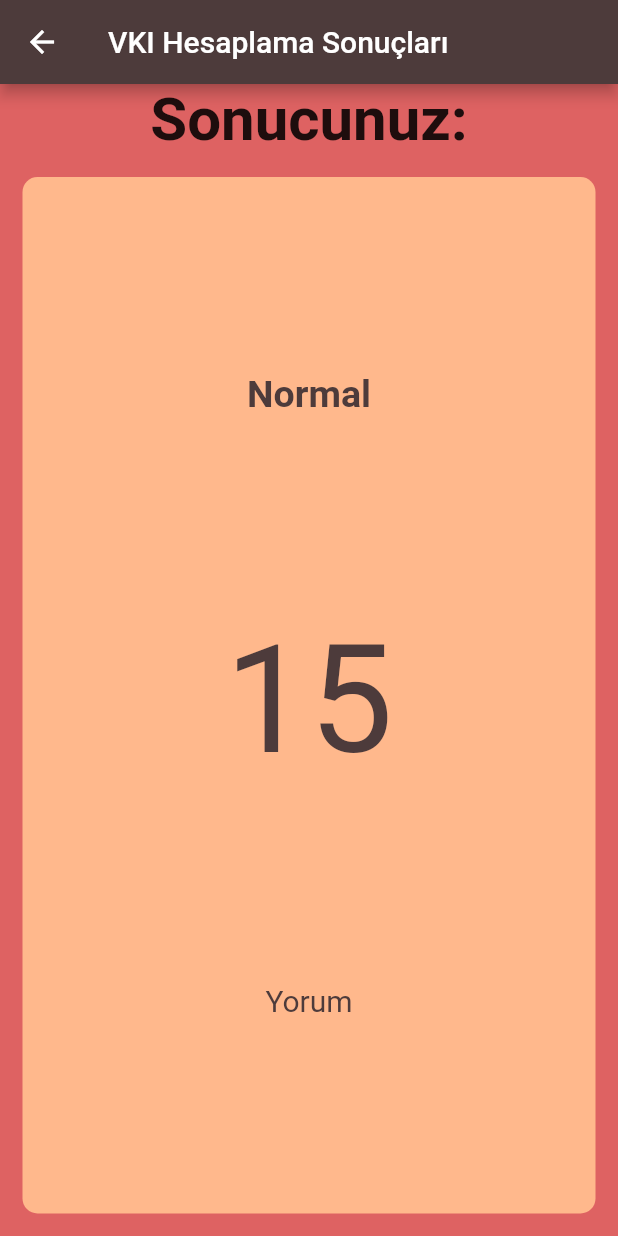
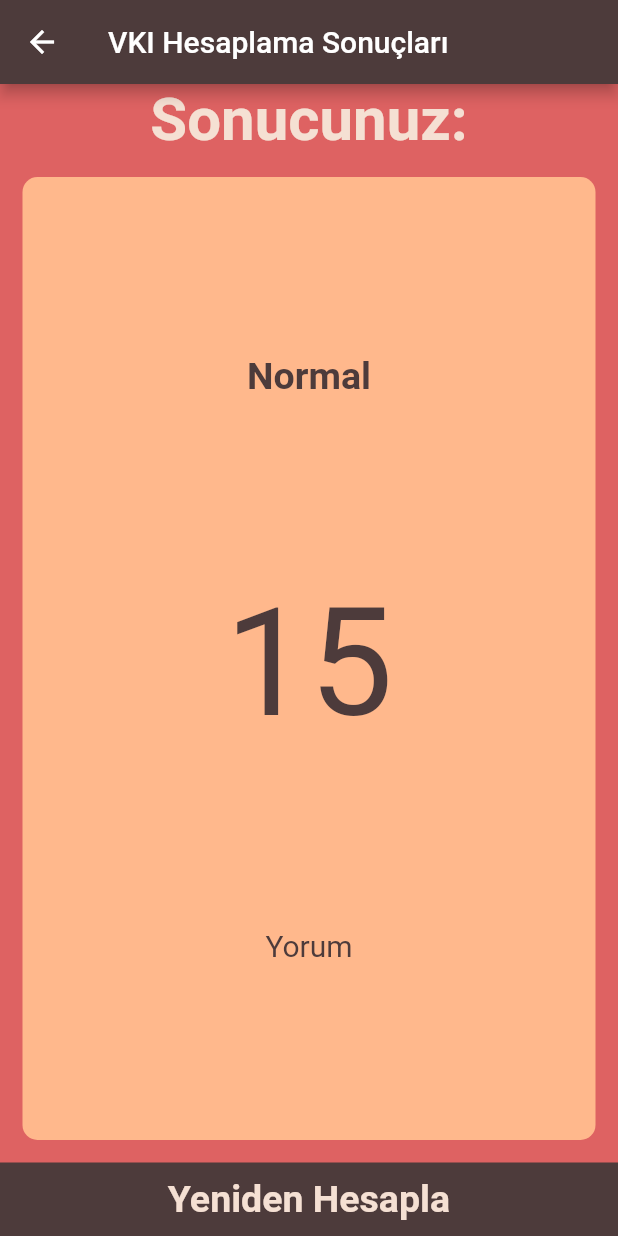
Before and after one commit to emralyilmaz/training35_vki_app, a Flutter app: the screen it shows after launch, after a tap on "Hesapla", on a phone screen of 412 x 824 dp. Run offline on Flutter 3.47's test engine with Material 2 defaults, Android fonts, the phone set to English and light mode, and no system bars; our stand-ins replace font_awesome_flutter.

Commit message:
hesaplama_butonu_olusturma

```diff
--- /dev/null
+++ b/lib/hesap_buton.dart
@@ -0,0 +1,30 @@
+import 'package:flutter/material.dart';
+import 'sonuc_sayfasi.dart';
+
+class HesapButon extends StatelessWidget {
+  final Function onTab;
+  final String baslik;
+
+  HesapButon({@required this.onTab, @required this.baslik});
+
+  @override
+  Widget build(BuildContext context) {
+    return GestureDetector(
+      onTap: onTab,
+      child: Container(
+        child: Center(
+          child: Text(
+            baslik,
+            style: TextStyle(
+                fontSize: 25,
+                fontWeight: FontWeight.bold,
+                color: Color.fromRGBO(245, 224, 211, 1)),
+          ),
+        ),
+        color: Color.fromRGBO(77, 59, 59, 1),
+        padding: EdgeInsets.fromLTRB(0, 10, 0, 10),
+        width: double.infinity,
+      ),
+    );
+  }
+}
--- a/lib/hesap_sayfasi.dart
+++ b/lib/hesap_sayfasi.dart
@@ -4,6 +4,8 @@ import 'package:training35_vki_app/sonuc_sayfasi.dart';
 import 'hesap_card.dart';
 import 'icon_content.dart';
 import 'button_icon.dart';
+import 'hesap_buton.dart';
+import 'sonuc_sayfasi.dart';
 
 const aktifCardRenk = Color.fromRGBO(245, 224, 211, 1);
 const inaktifCardRenk = Color.fromRGBO(255, 184, 140, 1);
@@ -222,27 +224,13 @@ class _HesaplamaSayfasiState extends State<HesaplamaSayfasi> {
                 ],
               ),
             ),
-            GestureDetector(
-              onTap: () {
-                Navigator.push(context, MaterialPageRoute(builder: (context) {
-                  return SonucSayfasi();
-                }));
-              },
-              child: Container(
-                child: Center(
-                  child: Text(
-                    "Hesapla",
-                    style: TextStyle(
-                        fontSize: 25,
-                        fontWeight: FontWeight.bold,
-                        color: Color.fromRGBO(245, 224, 211, 1)),
-                  ),
-                ),
-                color: Color.fromRGBO(77, 59, 59, 1),
-                padding: EdgeInsets.fromLTRB(0, 10, 0, 10),
-                width: double.infinity,
-              ),
-            )
+            HesapButon(
+                onTab: () {
+                  Navigator.push(context, MaterialPageRoute(builder: (context) {
+                    return SonucSayfasi();
+                  }));
+                },
+                baslik: "Hesapla")
           ],
         ));
   }
--- a/lib/sonuc_sayfasi.dart
+++ b/lib/sonuc_sayfasi.dart
@@ -1,5 +1,6 @@
 import 'package:flutter/material.dart';
 import 'hesap_card.dart';
+import 'hesap_buton.dart';
 
 class SonucSayfasi extends StatelessWidget {
   @override
@@ -14,10 +15,15 @@ class SonucSayfasi extends StatelessWidget {
         children: <Widget>[
           Center(
             child: Expanded(
-                child: Container(
-              child: Text(
-                "Sonucunuz:",
-                style: TextStyle(fontSize: 40.0, fontWeight: FontWeight.bold),
+                child: Center(
+              child: Container(
+                child: Text(
+                  "Sonucunuz:",
+                  style: TextStyle(
+                      fontSize: 40.0,
+                      fontWeight: FontWeight.bold,
+                      color: Color.fromRGBO(245, 224, 211, 1)),
+                ),
               ),
             )),
           ),
@@ -50,6 +56,11 @@ class SonucSayfasi extends StatelessWidget {
                   ],
                 ),
               )),
+          HesapButon(
+              onTab: () {
+                Navigator.pop(context);
+              },
+              baslik: "Yeniden Hesapla")
         ],
       ),
     );
```
